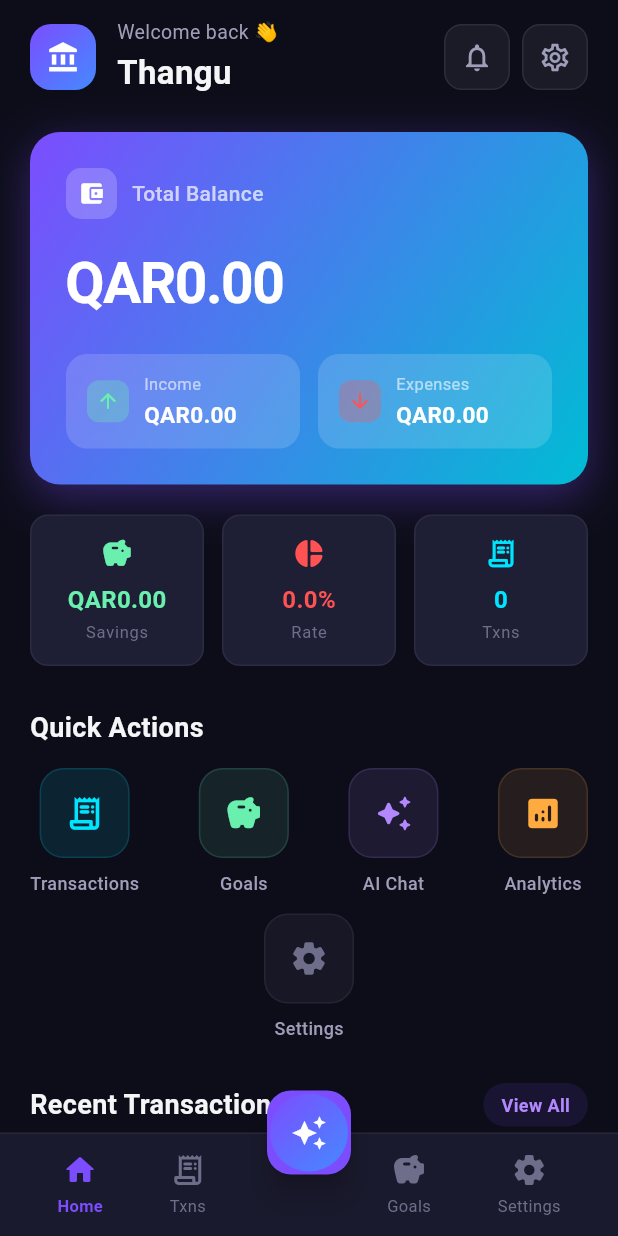
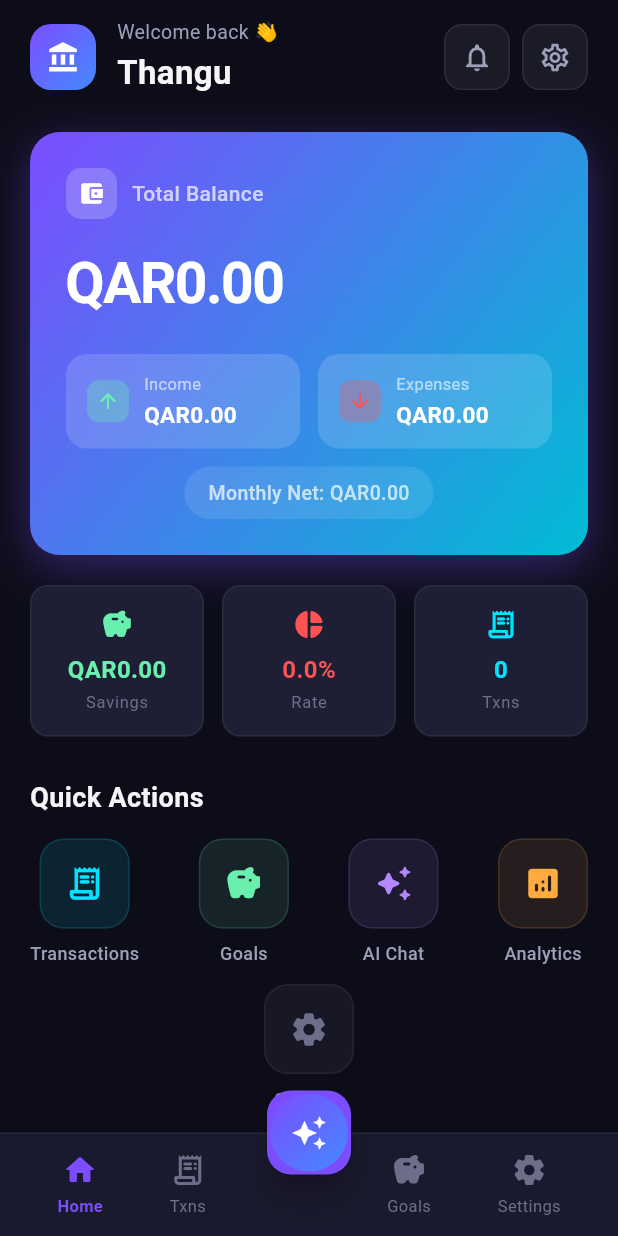
Before and after one commit to henricktomfranco/Thangu, a Flutter app: the screen it shows after launch, on a phone screen of 412 x 824 dp. Run offline on Flutter 3.47's test engine with Material 3 defaults, Android fonts, the phone set to English and light mode, and no system bars; our stand-ins replace fl_chart, shared_preferences, sqflite; accounts and stored records are empty.

Commit message:
fix: Correct balance calculation logic
- Total Balance: now shows all-time cumulative balance
- Monthly Income: current month income only
- Monthly Expenses: current month expenses only
- Monthly Net: added display for current month net (income - expenses)

```diff
--- a/lib/screens/home_screen.dart
+++ b/lib/screens/home_screen.dart
@@ -21,9 +21,10 @@ class _HomeScreenState extends State<HomeScreen> with TickerProviderStateMixin {
 
   List<app_txn.Transaction> _recentTransactions = [];
   List<SavingsGoal> _goals = [];
-  double _totalBalance = 0;
-  double _monthlyIncome = 0;
-  double _monthlyExpenses = 0;
+  double _totalBalance = 0; // All-time cumulative balance
+  double _monthlyIncome = 0; // Current month income
+  double _monthlyExpenses = 0; // Current month expenses
+  double _monthlyBalance = 0; // Current month net (income - expenses)
   bool _isLoading = true;
   int _currentNavIndex = 0;
 
@@ -53,19 +54,30 @@ class _HomeScreenState extends State<HomeScreen> with TickerProviderStateMixin {
   Future<void> _loadData() async {
     setState(() => _isLoading = true);
     try {
-      final transactions = await _dbService.getTransactions(limit: 50);
+      final transactions = await _dbService.getTransactions(limit: 500);
       final goals = await _dbService.getGoals();
 
+      // Calculate all-time total balance
+      double totalBalance = 0;
+      // Calculate current month stats
       final now = DateTime.now();
       final startOfMonth = DateTime(now.year, now.month, 1);
-      double income = 0, expenses = 0;
+      double monthlyIncome = 0, monthlyExpenses = 0;
 
       for (final txn in transactions) {
+        // All-time balance
+        if (txn.type == 'credit') {
+          totalBalance += txn.amount;
+        } else {
+          totalBalance -= txn.amount;
+        }
+
+        // Monthly stats
         if (txn.date.isAfter(startOfMonth)) {
           if (txn.type == 'credit') {
-            income += txn.amount;
+            monthlyIncome += txn.amount;
           } else {
-            expenses += txn.amount;
+            monthlyExpenses += txn.amount;
           }
         }
       }
@@ -73,9 +85,10 @@ class _HomeScreenState extends State<HomeScreen> with TickerProviderStateMixin {
       setState(() {
         _recentTransactions = transactions.take(5).toList();
         _goals = goals;
-        _monthlyIncome = income;
-        _monthlyExpenses = expenses;
-        _totalBalance = income - expenses;
+        _totalBalance = totalBalance;
+        _monthlyIncome = monthlyIncome;
+        _monthlyExpenses = monthlyExpenses;
+        _monthlyBalance = monthlyIncome - monthlyExpenses;
         _isLoading = false;
       });
       _fadeController.forward();
@@ -271,6 +284,24 @@ class _HomeScreenState extends State<HomeScreen> with TickerProviderStateMixin {
                 color: AppTheme.accentRed,
               ),
             ],
+          ),
+          const SizedBox(height: 12),
+          Center(
+            child: Container(
+              padding: const EdgeInsets.symmetric(vertical: 8, horizontal: 16),
+              decoration: BoxDecoration(
+                color: Colors.white.withOpacity(0.1),
+                borderRadius: BorderRadius.circular(20),
+              ),
+              child: Text(
+                'Monthly Net: QAR${_monthlyBalance.toStringAsFixed(2)}',
+                style: const TextStyle(
+                  color: Colors.white70,
+                  fontSize: 13,
+                  fontWeight: FontWeight.w500,
+                ),
+              ),
+            ),
           ),
         ],
       ),
```
